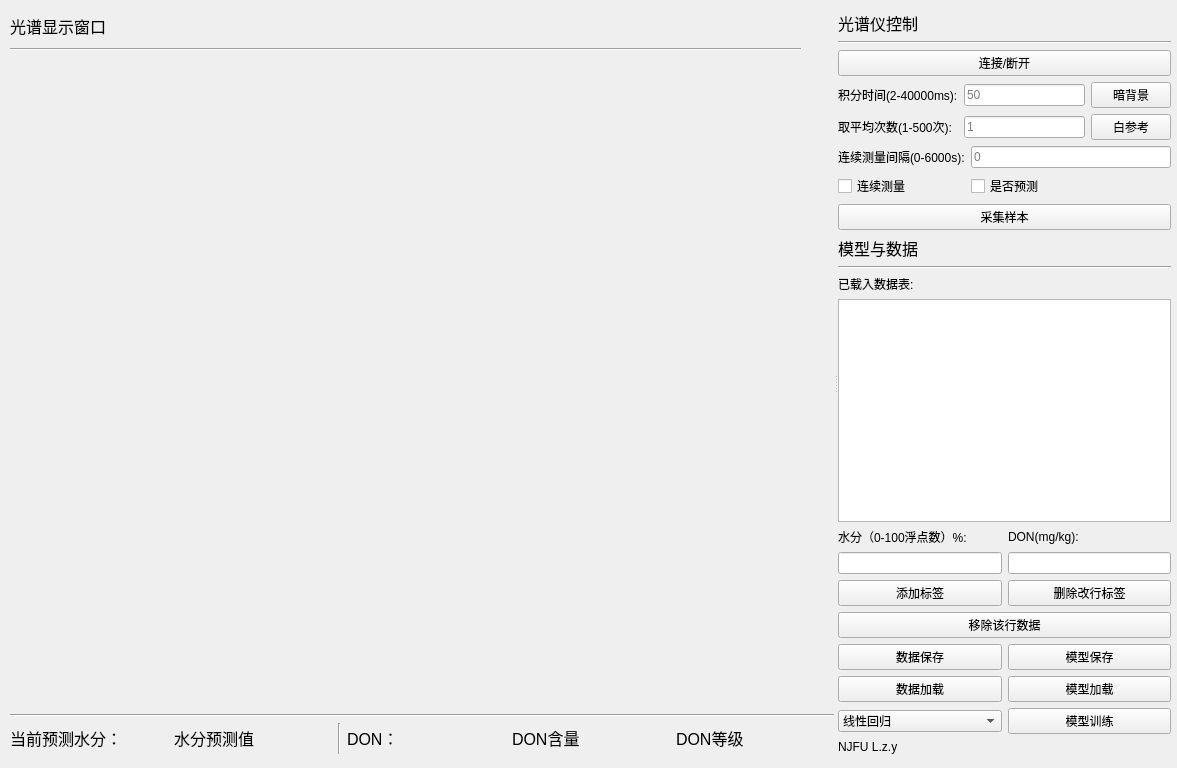
Old version of the form mainWin.ui in the repository Karllzy/specctrl.
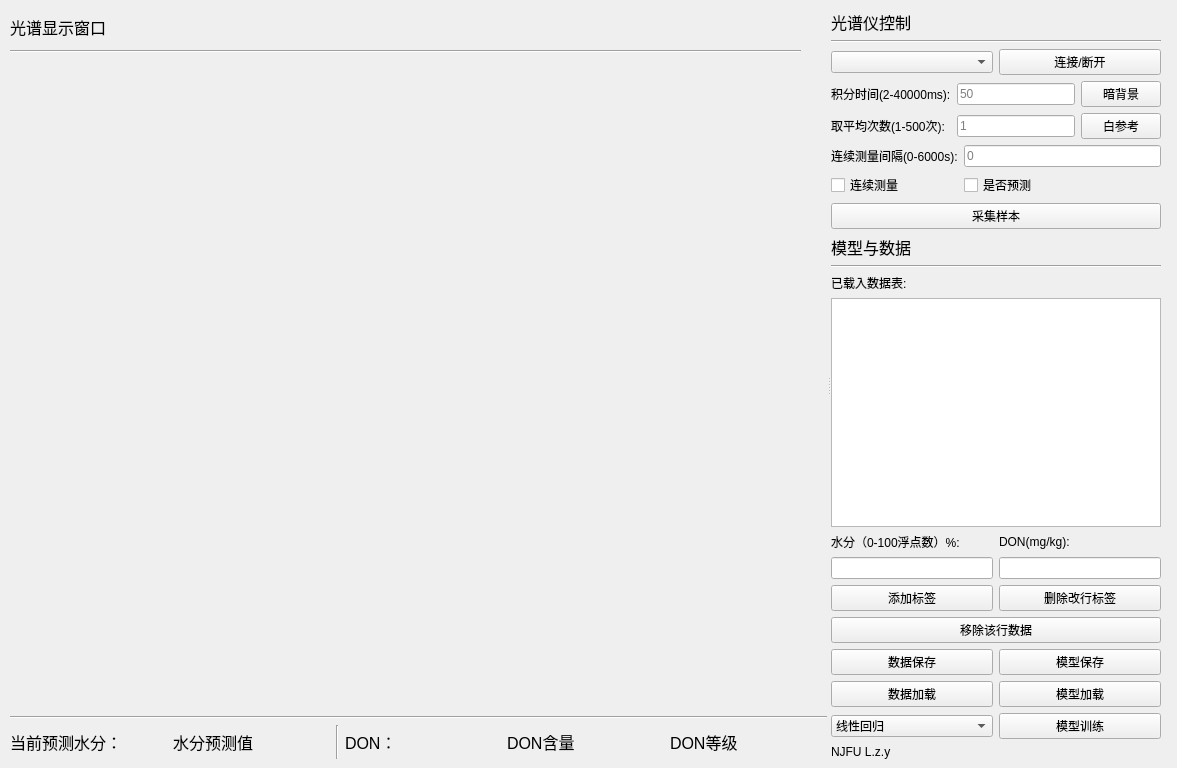
New version of the form. Custom widgets are drawn as their Qt base class.

The edit to the form file:
```diff
--- a/mainWin.ui
+++ b/mainWin.ui
@@ -30,15 +30,15 @@
     <property name="geometry">
      <rect>
       <x>10</x>
-      <y>11</y>
-      <width>1161</width>
-      <height>743</height>
+      <y>10</y>
+      <width>1151</width>
+      <height>749</height>
      </rect>
     </property>
     <property name="orientation">
      <enum>Qt::Horizontal</enum>
     </property>
-    <widget class="QWidget" name="">
+    <widget class="QWidget" name="layoutWidget">
      <layout class="QVBoxLayout" name="verticalLayout_2">
       <item>
        <widget class="QLabel" name="label_8">
@@ -173,7 +173,9 @@
       </item>
      </layout>
     </widget>
-    <widget class="QWidget" name="layoutWidget">
+    <widget class="QWidget" name="">
+     <layout class="QVBoxLayout" name="verticalLayout_3">
+      <item>
      <layout class="QVBoxLayout" name="verticalLayout">
       <item>
        <widget class="QLabel" name="label_12">
@@ -190,11 +192,20 @@
        </widget>
       </item>
       <item>
+         <layout class="QHBoxLayout" name="horizontalLayout_2">
+          <item>
+           <widget class="QComboBox" name="comboBox_com"/>
+          </item>
+          <item>
        <widget class="QPushButton" name="pushButton_connect">
         <property name="text">
          <string>连接/断开</string>
         </property>
        </widget>
+          </item>
+         </layout>
+        </item>
+       </layout>
       </item>
       <item>
        <layout class="QGridLayout" name="gridLayout">
```
Lines whose indentation alone changed are shown as unchanged.
